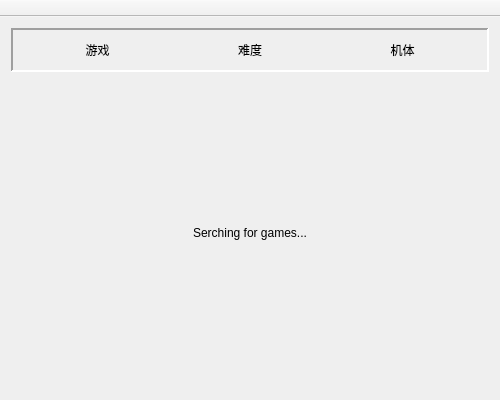
Before: the Qt Designer form THScore/mainwindow.ui in denebwang/touhouScore, drawn with Qt 5.
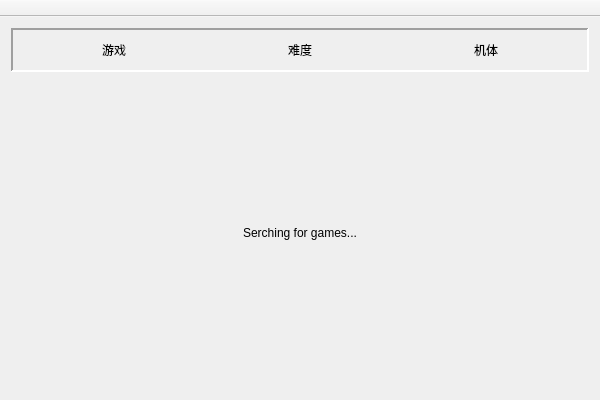
After: the same form once the commit is applied. Icons and pictures are not drawn.

```diff
--- a/THScore/mainwindow.ui
+++ b/THScore/mainwindow.ui
@@ -6,7 +6,7 @@
    <rect>
     <x>0</x>
     <y>0</y>
-    <width>500</width>
+    <width>600</width>
     <height>400</height>
    </rect>
   </property>
```
Left out of the diff: 2 changed lines with no effect on the pictures.
